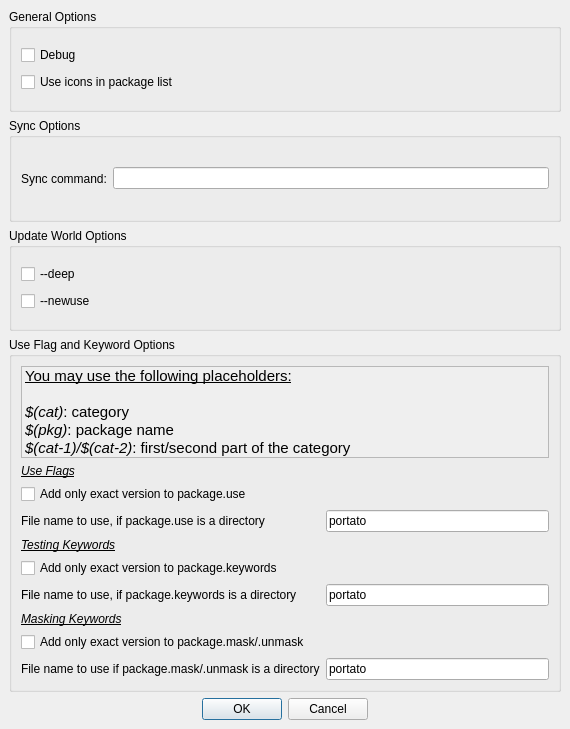
Qt form portato/gui/templates/ui/PreferenceWindow.ui (Necoro/portato) before a commit.
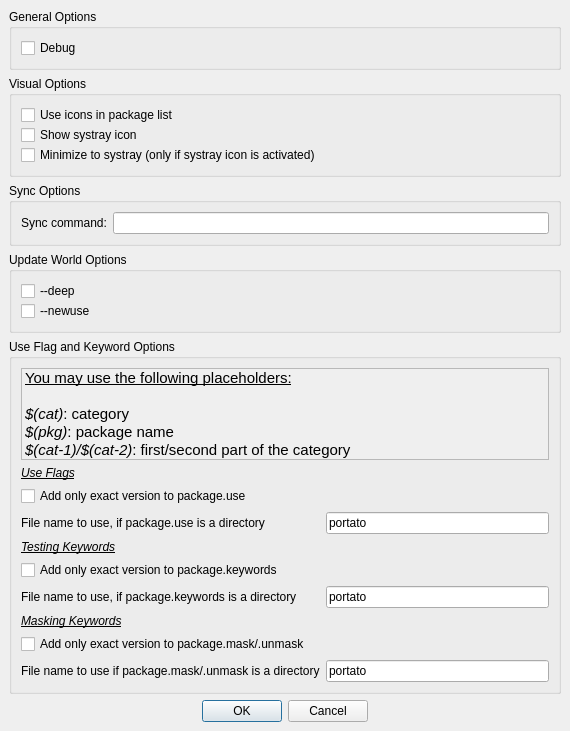
The same form after that commit.

```diff
--- a/portato/gui/templates/ui/PreferenceWindow.ui
+++ b/portato/gui/templates/ui/PreferenceWindow.ui
@@ -41,6 +41,21 @@
         </property>
        </widget>
       </item>
+     </layout>
+    </widget>
+   </item>
+   <item>
+    <widget class="QGroupBox" name="guiBox" >
+     <property name="title" >
+      <string>Visual Options</string>
+     </property>
+     <layout class="QVBoxLayout" >
+      <property name="margin" >
+       <number>9</number>
+      </property>
+      <property name="spacing" >
+       <number>0</number>
+      </property>
       <item>
        <widget class="QCheckBox" name="pkgIconsCheck" >
         <property name="text" >
@@ -48,6 +63,20 @@
         </property>
        </widget>
       </item>
+      <item>
+       <widget class="QCheckBox" name="systrayCheck" >
+        <property name="text" >
+         <string>Show systray icon</string>
+        </property>
+       </widget>
+      </item>
+      <item>
+       <widget class="QCheckBox" name="minimizeCheck" >
+        <property name="text" >
+         <string>Minimize to systray (only if systray icon is activated)</string>
+        </property>
+       </widget>
+      </item>
      </layout>
     </widget>
    </item>
```
